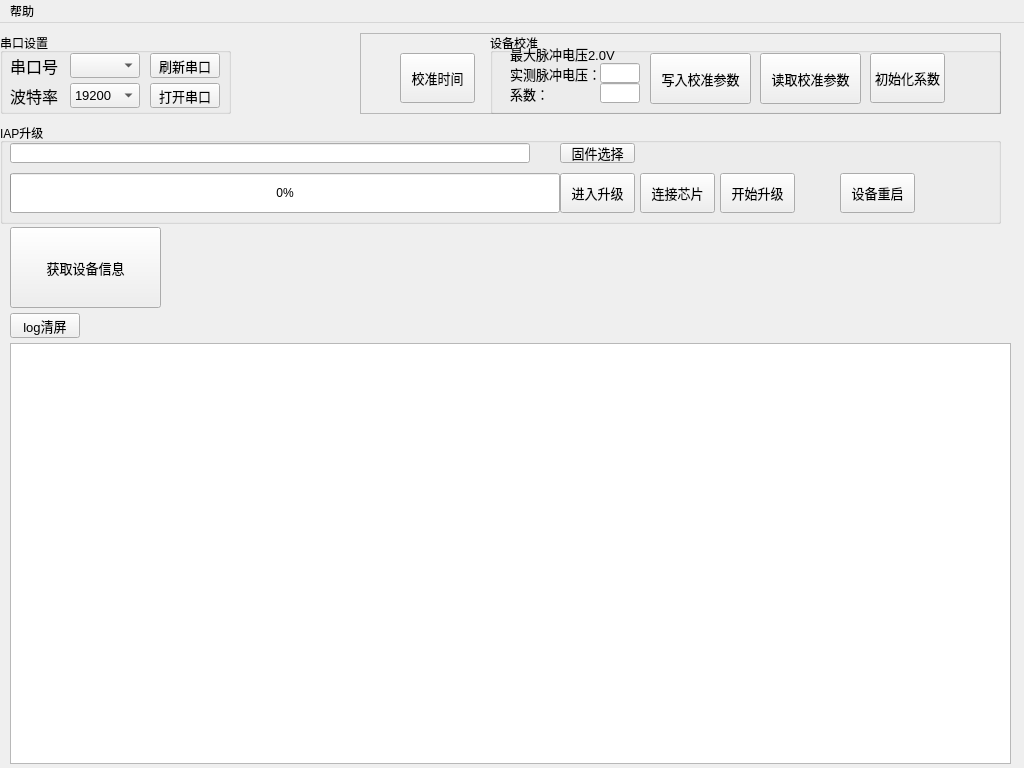
freeman-m/mcu_iap_tool, file mcu_iap/mainwindow.ui: the form before one commit.
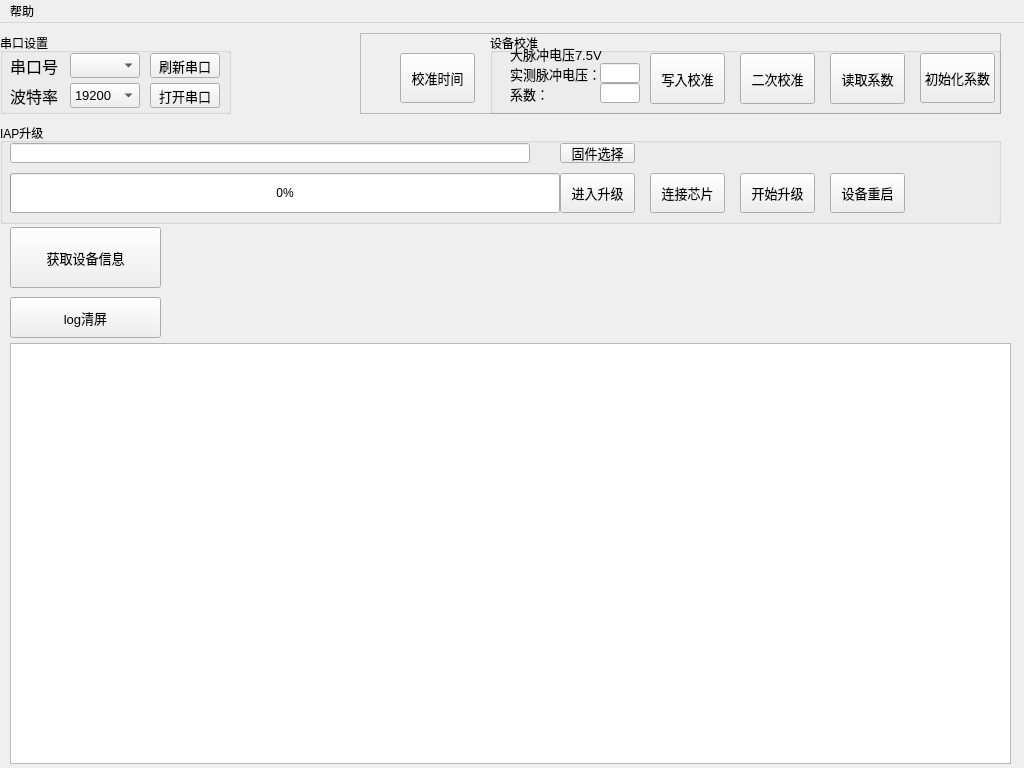
The form after the commit.

Commit message: 增加二次校准按钮；修复显示内容多的时候未跳到最后一行

```diff
--- a/mcu_iap/mainwindow.ui
+++ b/mcu_iap/mainwindow.ui
@@ -249,7 +249,7 @@
       </font>
      </property>
      <property name="text">
-      <string>最大脉冲电压2.0V</string>
+      <string>大脉冲电压7.5V</string>
      </property>
     </widget>
     <widget class="QGroupBox" name="groupBox_2">
@@ -329,7 +329,7 @@
      <widget class="QPushButton" name="pushButton_coeff_init">
       <property name="geometry">
        <rect>
-        <x>380</x>
+        <x>430</x>
         <y>20</y>
         <width>75</width>
         <height>50</height>
@@ -349,7 +349,7 @@
        <rect>
         <x>160</x>
         <y>20</y>
-        <width>101</width>
+        <width>75</width>
         <height>51</height>
        </rect>
       </property>
@@ -359,15 +359,15 @@
        </font>
       </property>
       <property name="text">
-       <string>写入校准参数</string>
+       <string>写入校准</string>
       </property>
      </widget>
      <widget class="QPushButton" name="pushButton_read_calib">
       <property name="geometry">
        <rect>
-        <x>270</x>
+        <x>340</x>
         <y>20</y>
-        <width>101</width>
+        <width>75</width>
         <height>51</height>
        </rect>
       </property>
@@ -377,7 +377,25 @@
        </font>
       </property>
       <property name="text">
-       <string>读取校准参数</string>
+       <string>读取系数</string>
+      </property>
+     </widget>
+     <widget class="QPushButton" name="pushButton_set_calib_2">
+      <property name="geometry">
+       <rect>
+        <x>250</x>
+        <y>20</y>
+        <width>75</width>
+        <height>51</height>
+       </rect>
+      </property>
+      <property name="font">
+       <font>
+        <pointsize>10</pointsize>
+       </font>
+      </property>
+      <property name="text">
+       <string>二次校准</string>
       </property>
      </widget>
     </widget>
@@ -386,9 +404,9 @@
     <property name="geometry">
      <rect>
       <x>10</x>
-      <y>290</y>
-      <width>70</width>
-      <height>25</height>
+      <y>274</y>
+      <width>151</width>
+      <height>41</height>
      </rect>
     </property>
     <property name="font">
@@ -418,7 +436,7 @@
      </property>
      <property name="geometry">
       <rect>
-       <x>840</x>
+       <x>830</x>
        <y>50</y>
        <width>75</width>
        <height>40</height>
@@ -436,7 +454,7 @@
     <widget class="QPushButton" name="pushButton_start_updata">
      <property name="geometry">
       <rect>
-       <x>720</x>
+       <x>740</x>
        <y>50</y>
        <width>75</width>
        <height>40</height>
@@ -454,7 +472,7 @@
     <widget class="QPushButton" name="pushButton_connect_mcu">
      <property name="geometry">
       <rect>
-       <x>640</x>
+       <x>650</x>
        <y>50</y>
        <width>75</width>
        <height>40</height>
@@ -494,7 +512,7 @@
       <x>10</x>
       <y>204</y>
       <width>151</width>
-      <height>81</height>
+      <height>61</height>
      </rect>
     </property>
     <property name="font">
```
The commit also changes 6 other files.
